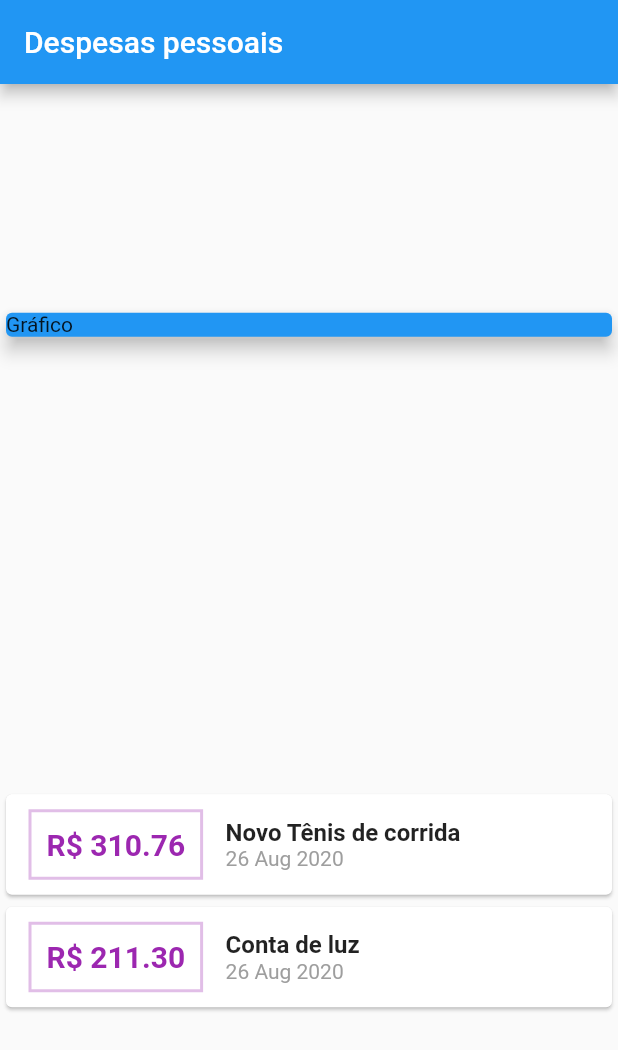
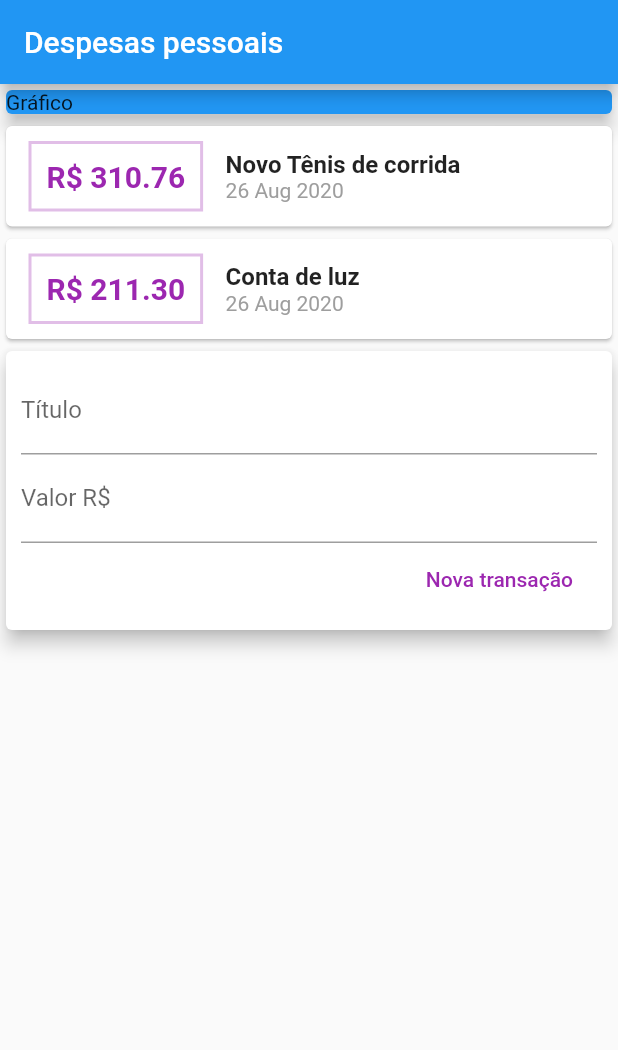
Before and after one commit to JoelSchecheleski/expenses, a Flutter app: the screen it shows after launch, on a phone screen of 412 x 824 dp. Shown: the top 1050 px of the screen. Run offline on Flutter 3.47's test engine with Material 2 defaults, Android fonts, the phone set to English and light mode, and no system bars.

Commit message:
Adicionado controller

```diff
--- a/lib/main.dart
+++ b/lib/main.dart
@@ -14,6 +14,10 @@ class ExpensesApp extends StatelessWidget {
 }
 
 class MyHomePage extends StatelessWidget {
+
+  final titleController = TextEditingController();
+  final valueController = TextEditingController();
+
   final _transactions = [
     Transaction(
         id: 't1',
@@ -31,7 +35,6 @@ class MyHomePage extends StatelessWidget {
         title: Text('Despesas pessoais'),
       ),
       body: Column(
-        mainAxisAlignment: MainAxisAlignment.spaceAround,
         crossAxisAlignment: CrossAxisAlignment.stretch,
         children: <Widget>[
           Container(
@@ -81,6 +84,38 @@ class MyHomePage extends StatelessWidget {
                 ),
               );
             }).toList(),
+          ),
+
+          // todo: implementar os campos para inserir um novo registro
+          Card(
+            elevation: 5,
+            child: Padding(
+              padding: const EdgeInsets.all(10),
+              child: Column(
+                children: <Widget>[
+                  TextField(
+                    controller: titleController,
+                    decoration: InputDecoration(labelText: 'Título'),
+                  ),
+                  TextField(
+                    controller: valueController,
+                    decoration: InputDecoration(labelText: 'Valor R\$'),
+                  ),
+                  Row(
+                    mainAxisAlignment: MainAxisAlignment.end,
+                    children: [
+                      FlatButton(
+                        child: Text('Nova transação'),
+                        textColor: Colors.purple,
+                        onPressed: () {
+                          print('Título: ${titleController.text}, Valor: ${valueController.text}');
+                        },
+                      ),
+                    ],
+                  )
+                ],
+              ),
+            ),
           )
         ],
       ),
```
